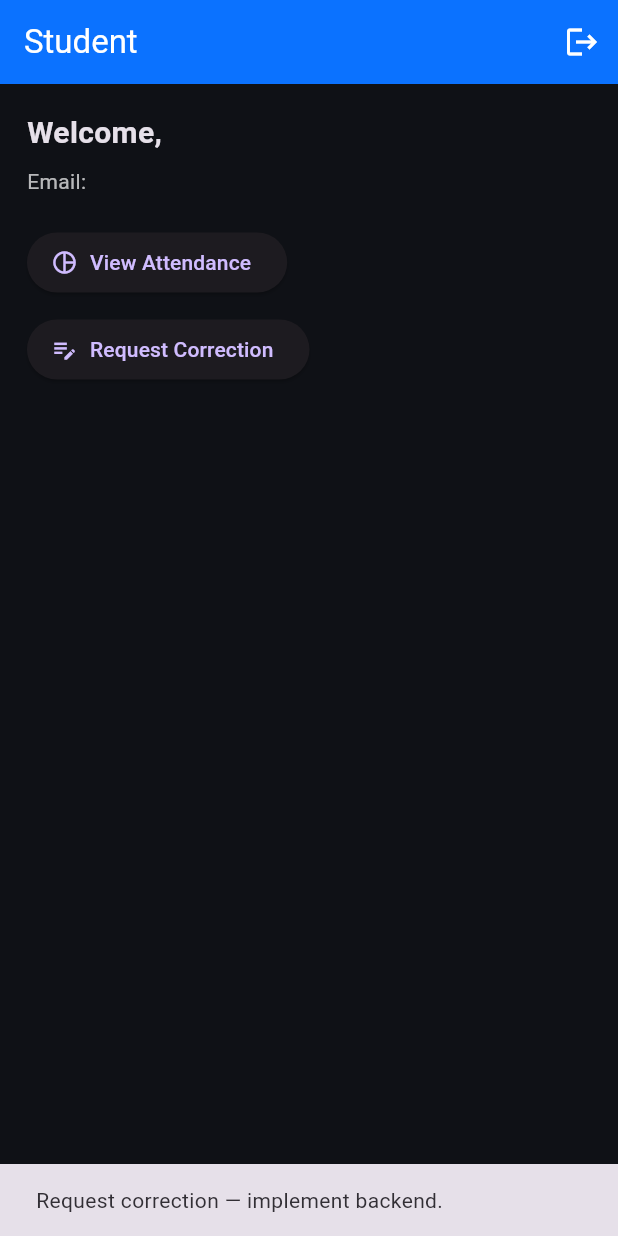
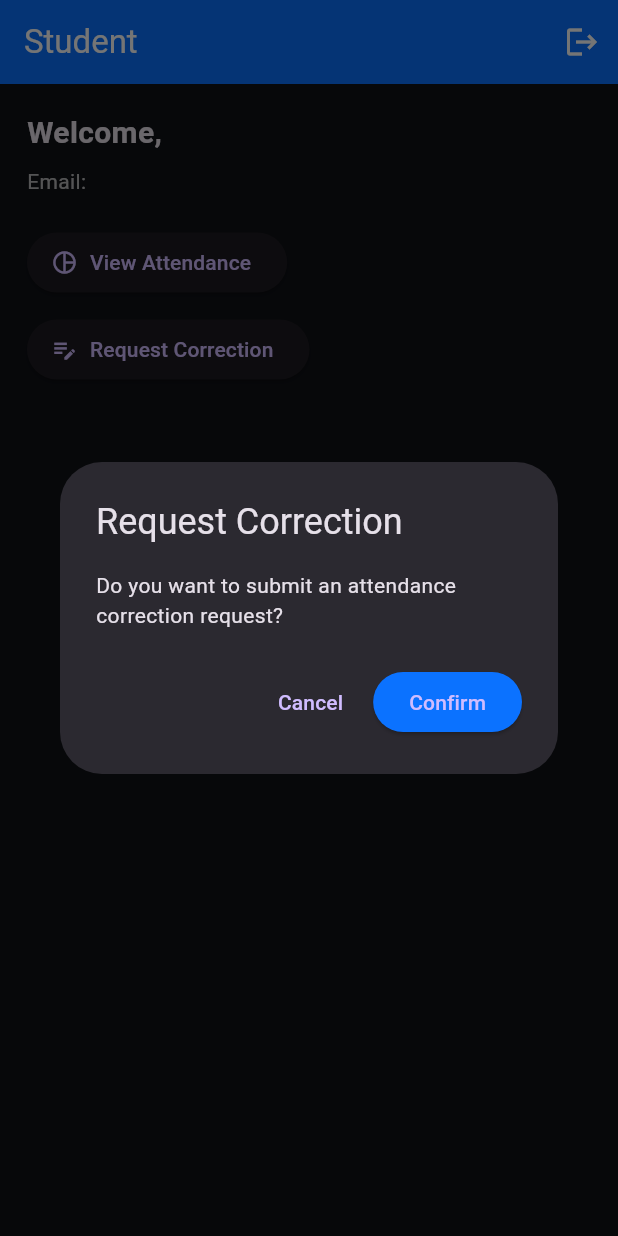
Before and after one commit to Manojarya0207/Gttc_Attendance_Manager, a Flutter app: the StudentHome screen opened directly with empty values, after a tap on "Request Correction", on a phone screen of 412 x 824 dp. Run offline on Flutter 3.47's test engine with Material 3 defaults, Android fonts, the light colour scheme and no system bars.

Commit message:
Confirm Feature to the All App

```diff
--- a/lib/main.dart
+++ b/lib/main.dart
@@ -9,17 +9,12 @@
 /// -----------------------------
 /// Mock Auth Service (in-memory)
 /// -----------------------------
-/// This simple service keeps users in-memory during the app lifecycle.
-/// Each user: {email, password, role, name}
-/// - Register only allows "Teacher" and "Student" (per requirement)
-/// - There is one pre-created Admin account (admin@demo.com / admin123)
 class AuthService {
   AuthService._privateConstructor();
 
   static final AuthService instance = AuthService._privateConstructor();
 
   final Map<String, Map<String, String>> _users = {
-    // pre-seeded admin
     'manojarya0207@gmail.com': {
       'password': 'manojarya',
       'role': 'Admin',
@@ -32,7 +27,7 @@
   Future<String?> register({
     required String email,
     required String password,
-    required String role, // Teacher or Student (we will enforce)
+    required String role,
     required String name,
   }) async {
     final e = email.trim().toLowerCase();
@@ -42,14 +37,13 @@
     if (!(role == 'Teacher' || role == 'Student')) {
       return 'Only Teacher and Student can register here.';
     }
-    // simple password policy
     if (password.length < 6) return 'Password must be at least 6 characters';
     _users[e] = {
       'password': password,
       'role': role,
       'name': name,
     };
-    return null; // success
+    return null;
   }
 
   Future<Map<String, String>?> login({
@@ -61,7 +55,6 @@
     if (!_users.containsKey(e)) return null;
     final user = _users[e]!;
     if (user['password'] != password) return null;
-    // allow login only for matching role (admin account should choose Admin)
     if (user['role'] != roleSelected) return null;
     return {
       'email': e,
@@ -104,7 +97,7 @@
 }
 
 /// -----------------------------
-/// SPLASH SCREEN (fade logo)
+/// SPLASH SCREEN
 /// -----------------------------
 class SplashScreen extends StatefulWidget {
   const SplashScreen({super.key});
@@ -132,7 +125,6 @@
 
     _animController.forward();
 
-    // wait then navigate
     Timer(const Duration(milliseconds: 2500), () {
       if (mounted) {
         Navigator.of(context).pushReplacement(
@@ -150,7 +142,6 @@
 
   @override
   Widget build(BuildContext context) {
-    // white background for brand splash (keeps logo colors intact), then app uses dark theme
     return Scaffold(
       backgroundColor: Colors.white,
       body: Center(
@@ -188,7 +179,7 @@
 }
 
 /// -----------------------------
-/// AUTH ENTRY: choose Login / Register
+/// AUTH ENTRY
 /// -----------------------------
 class AuthEntry extends StatelessWidget {
   const AuthEntry({super.key});
@@ -196,7 +187,6 @@
   @override
   Widget build(BuildContext context) {
     return Scaffold(
-      // gradient background
       body: Container(
         decoration: const BoxDecoration(
           gradient: LinearGradient(
@@ -282,7 +272,7 @@
 }
 
 /// -----------------------------
-/// GLASS CARD Widget (reusable)
+/// GLASS CARD Widget
 /// -----------------------------
 class GlassCard extends StatelessWidget {
   final Widget child;
@@ -359,7 +349,7 @@
     }
 
     setState(() => _loading = true);
-    await Future.delayed(const Duration(milliseconds: 600)); // faux delay
+    await Future.delayed(const Duration(milliseconds: 600));
 
     final user = await AuthService.instance.login(
       email: _email.text,
@@ -376,7 +366,6 @@
       return;
     }
 
-    // navigate to role-specific home
     if (user['role'] == 'Admin') {
       Navigator.of(context).pushReplacement(
         MaterialPageRoute(builder: (_) => AdminDashboard(name: user['name']!, email: user['email']!)),
@@ -395,7 +384,6 @@
   @override
   Widget build(BuildContext context) {
     return Scaffold(
-      // gradient background
       body: Container(
         decoration: const BoxDecoration(
           gradient: LinearGradient(
@@ -425,7 +413,6 @@
                     const Text('Choose your role and login', style: TextStyle(color: Colors.white70)),
                     const SizedBox(height: 18),
 
-                    // role dropdown
                     DropdownButtonFormField<String>(
                       value: _role,
                       decoration: const InputDecoration(
@@ -439,7 +426,6 @@
                     ),
                     const SizedBox(height: 14),
 
-                    // email
                     TextFormField(
                       controller: _email,
                       style: const TextStyle(color: Colors.white),
@@ -459,7 +445,6 @@
                     ),
                     const SizedBox(height: 12),
 
-                    // password
                     TextFormField(
                       controller: _password,
                       style: const TextStyle(color: Colors.white),
@@ -475,7 +460,6 @@
                     ),
                     const SizedBox(height: 18),
 
-                    // login button
                     SizedBox(
                       width: double.infinity,
                       child: ElevatedButton(
@@ -492,7 +476,6 @@
                     ),
                     const SizedBox(height: 10),
 
-                    // forgot / register
                     Row(
                       mainAxisAlignment: MainAxisAlignment.spaceBetween,
                       children: [
@@ -522,7 +505,7 @@
 }
 
 /// -----------------------------
-/// REGISTER SCREEN (no Admin option)
+/// REGISTER SCREEN
 /// -----------------------------
 class RegisterScreen extends StatefulWidget {
   const RegisterScreen({super.key});
@@ -539,7 +522,7 @@
   String _role = 'Student';
   bool _loading = false;
 
-  final _roles = ['Teacher', 'Student']; // Admin not available
+  final _roles = ['Teacher', 'Student'];
 
   @override
   void dispose() {
@@ -575,7 +558,6 @@
   @override
   Widget build(BuildContext context) {
     return Scaffold(
-      // keep consistent gradient background
       body: Container(
         decoration: const BoxDecoration(
           gradient: LinearGradient(
@@ -598,7 +580,6 @@
                     const Text('Create Account', style: TextStyle(fontSize: 20, fontWeight: FontWeight.bold, color: Colors.white)),
                     const SizedBox(height: 10),
 
-                    // role
                     DropdownButtonFormField<String>(
                       value: _role,
                       decoration: const InputDecoration(labelText: 'Register as', prefixIcon: Icon(Icons.badge, color: Colors.white70)),
@@ -607,7 +588,6 @@
                     ),
                     const SizedBox(height: 12),
 
-                    // name
                     TextFormField(
                       controller: _name,
                       decoration: const InputDecoration(labelText: 'Full name', prefixIcon: Icon(Icons.person, color: Colors.white70)),
@@ -616,7 +596,6 @@
                     ),
                     const SizedBox(height: 12),
 
-                    // email
                     TextFormField(
                       controller: _email,
                       decoration: const InputDecoration(labelText: 'Email', prefixIcon: Icon(Icons.email, color: Colors.white70)),
@@ -632,7 +611,6 @@
                     ),
                     const SizedBox(height: 12),
 
-                    // password
                     TextFormField(
                       controller: _password,
                       obscureText: true,
@@ -675,7 +653,31 @@
 }
 
 /// -----------------------------
-/// ADMIN DASHBOARD (placeholder)
+/// CONFIRMATION DIALOG HELPER
+/// -----------------------------
+Future<bool> _showConfirmationDialog(BuildContext context, String title, String content) async {
+  return await showDialog<bool>(
+        context: context,
+        builder: (context) => AlertDialog(
+          title: Text(title),
+          content: Text(content),
+          actions: [
+            TextButton(
+              onPressed: () => Navigator.of(context).pop(false),
+              child: const Text('Cancel'),
+            ),
+            ElevatedButton(
+              onPressed: () => Navigator.of(context).pop(true),
+              style: ElevatedButton.styleFrom(backgroundColor: const Color(0xFF0B72FF)),
+              child: const Text('Confirm'),
+            ),
+          ],
+        ),
+      ) ?? false;
+}
+
+/// -----------------------------
+/// ADMIN DASHBOARD
 /// -----------------------------
 class AdminDashboard extends StatelessWidget {
   final String name;
@@ -690,11 +692,18 @@
         actions: [
           IconButton(
             icon: const Icon(Icons.logout),
-            onPressed: () {
+            onPressed: () async {
+              bool confirm = await _showConfirmationDialog(
+                context,
+                'Logout',
+                'Are you sure you want to logout?',
+              );
+              if (confirm) {
                 Navigator.of(context).pushAndRemoveUntil(
                   MaterialPageRoute(builder: (_) => const AuthEntry()),
                   (route) => false,
                 );
+              }
             },
           )
         ],
@@ -711,16 +720,30 @@
             const Text('Admin actions', style: TextStyle(fontWeight: FontWeight.bold)),
             const SizedBox(height: 8),
             ElevatedButton.icon(
-              onPressed: () {
+              onPressed: () async {
+                bool confirm = await _showConfirmationDialog(
+                  context,
+                  'Manage Users',
+                  'Proceed to manage users and classes?',
+                );
+                if (confirm) {
                   ScaffoldMessenger.of(context).showSnackBar(const SnackBar(content: Text('Manage users — implement backend integration.')));
+                }
               },
               icon: const Icon(Icons.manage_accounts),
               label: const Text('Manage users & classes'),
             ),
             const SizedBox(height: 10),
             ElevatedButton.icon(
-              onPressed: () {
+              onPressed: () async {
+                bool confirm = await _showConfirmationDialog(
+                  context,
+                  'Export Attendance',
+                  'This will generate and download attendance reports. Continue?',
+                );
+                if (confirm) {
                   ScaffoldMessenger.of(context).showSnackBar(const SnackBar(content: Text('Export / Reports — implement backend integration.')));
+                }
               },
               icon: const Icon(Icons.file_download),
               label: const Text('Export attendance'),
@@ -733,7 +756,7 @@
 }
 
 /// -----------------------------
-/// TEACHER HOME (placeholder)
+/// TEACHER HOME
 /// -----------------------------
 class TeacherHome extends StatelessWidget {
   final String name;
@@ -748,11 +771,18 @@
         actions: [
           IconButton(
             icon: const Icon(Icons.logout),
-            onPressed: () {
+            onPressed: () async {
+              bool confirm = await _showConfirmationDialog(
+                context,
+                'Logout',
+                'Are you sure you want to logout?',
+              );
+              if (confirm) {
                 Navigator.of(context).pushAndRemoveUntil(
                   MaterialPageRoute(builder: (_) => const AuthEntry()),
                   (route) => false,
                 );
+              }
             },
           )
         ],
@@ -767,8 +797,15 @@
             Text('Email: $email', style: const TextStyle(color: Colors.white70)),
             const SizedBox(height: 20),
             ElevatedButton.icon(
-              onPressed: () {
+              onPressed: () async {
+                bool confirm = await _showConfirmationDialog(
+                  context,
+                  'Mark Attendance',
+                  'Are you ready to mark attendance for your class?',
+                );
+                if (confirm) {
                   ScaffoldMessenger.of(context).showSnackBar(const SnackBar(content: Text('Mark attendance — connect to classroom API.')));
+                }
               },
               icon: const Icon(Icons.check_box_outlined),
               label: const Text('Mark Attendance'),
@@ -789,7 +826,7 @@
 }
 
 /// -----------------------------
-/// STUDENT HOME (placeholder)
+/// STUDENT HOME
 /// -----------------------------
 class StudentHome extends StatelessWidget {
   final String name;
@@ -804,11 +841,18 @@
         actions: [
           IconButton(
             icon: const Icon(Icons.logout),
-            onPressed: () {
+            onPressed: () async {
+              bool confirm = await _showConfirmationDialog(
+                context,
+                'Logout',
+                'Are you sure you want to logout?',
+              );
+              if (confirm) {
                 Navigator.of(context).pushAndRemoveUntil(
                   MaterialPageRoute(builder: (_) => const AuthEntry()),
                   (route) => false,
                 );
+              }
             },
           )
         ],
@@ -831,8 +875,15 @@
             ),
             const SizedBox(height: 10),
             ElevatedButton.icon(
-              onPressed: () {
+              onPressed: () async {
+                bool confirm = await _showConfirmationDialog(
+                  context,
+                  'Request Correction',
+                  'Do you want to submit an attendance correction request?',
+                );
+                if (confirm) {
                   ScaffoldMessenger.of(context).showSnackBar(const SnackBar(content: Text('Request correction — implement backend.')));
+                }
               },
               icon: const Icon(Icons.edit_note),
               label: const Text('Request Correction'),
```
Lines whose indentation alone changed are shown as unchanged.
